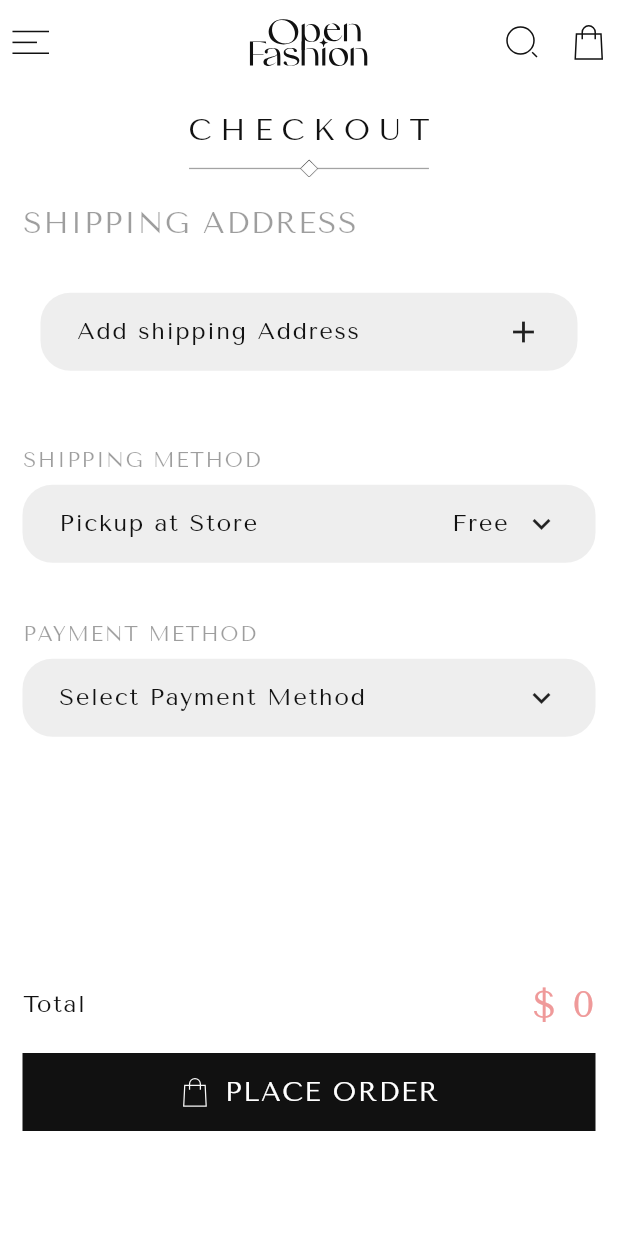
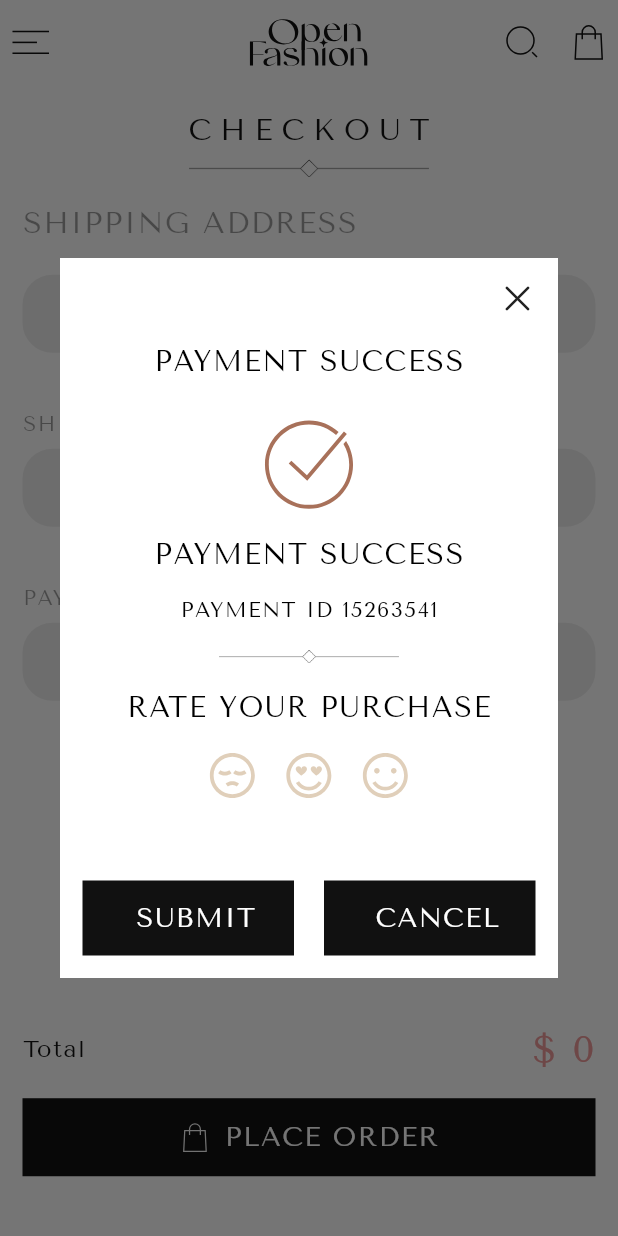
Before and after one commit to mt347429-hub/Open-Fashion, a Flutter app: the PlaceOrder screen opened directly with empty values, after a tap on "PLACE ORDER", on a phone screen of 412 x 824 dp. Run offline on Flutter 3.47's test engine with Material 3 defaults, Android fonts, the phone set to English and light mode, and no system bars; our stand-ins replace flutter_credit_card, flutter_svg, gap, ionicons.

Commit message:
added add_card and custom_dialog files and updated screens

```diff
--- a/lib/screens/check_out.dart
+++ b/lib/screens/check_out.dart
@@ -48,7 +48,7 @@ class _CheckOutState extends State<CheckOut> {
                 setState(() {
                   sQuantity=v;
                 });
-              } ,
+              }, qty: sQuantity ,
             ),
             promo(),
             Spacer(),
--- a/lib/screens/place_order.dart
+++ b/lib/screens/place_order.dart
@@ -1,12 +1,16 @@
 import 'package:flutter/material.dart';
+import 'package:flutter_svg/flutter_svg.dart';
 import 'package:gap/gap.dart';
 import 'package:master_ui3/core/colors.dart';
 import 'package:master_ui3/core/custom_text.dart';
 import 'package:master_ui3/screens/add_address.dart';
+import 'package:master_ui3/screens/add_card.dart';
 import 'package:master_ui3/widgets/customer_appbar.dart';
 import 'package:master_ui3/widgets/header.dart';
 
+import '../widgets/cart_widget.dart';
 import '../widgets/custom_button.dart';
+import '../widgets/custom_diaolge.dart';
 
 class PlaceOrder extends StatefulWidget {
   const PlaceOrder({
@@ -29,9 +33,16 @@ class PlaceOrder extends StatefulWidget {
   State<PlaceOrder> createState() => _PlaceOrderState();
 }
 
+class _PlaceOrderState extends State<PlaceOrder> {
+  ///address
+  late int selectedQty;
+  @override
+  void initState() {
+    selectedQty = widget.qty;
+    super.initState();
+  }
+
   dynamic _savedAddress;
-
-class _PlaceOrderState extends State<PlaceOrder> {
   void _editAddress() async {
     final newAddress = await Navigator.push(
       context,
@@ -55,17 +66,38 @@ class _PlaceOrderState extends State<PlaceOrder> {
     }
   }
 
+  ///card
+  dynamic _savedCard;
+  void _openCard() async {
+    final cardDate = await Navigator.push(
+      context,
+      MaterialPageRoute(
+        builder: (context) {
+          return AddCard();
+        },
+      ),
+    );
+    if (cardDate != null) {
+      setState(() {
+        _savedCard = cardDate;
+      });
+    }
+  }
+
   @override
   Widget build(BuildContext context) {
     return Scaffold(
       appBar: CustomerAppbar(isblackk: false),
       body: Padding(
         padding: const EdgeInsets.symmetric(horizontal: 15),
+        child: SingleChildScrollView(
           child: Column(
             crossAxisAlignment: CrossAxisAlignment.start,
             children: [
               Header(title: "Checkout"),
-            CustomText(
+              _savedCard != null && _savedAddress != null
+                  ? SizedBox.shrink()
+                  : CustomText(
                       text: "Shipping Address".toUpperCase(),
                       color: Colors.black38,
                       size: 20,
@@ -73,9 +105,7 @@ class _PlaceOrderState extends State<PlaceOrder> {
               Gap(15),
 
               ///Address flow
-            Padding(
-              padding: const EdgeInsets.all(12.0),
-              child: Column(
+              Column(
                 crossAxisAlignment: CrossAxisAlignment.start,
                 children: [
                   _savedAddress != null
@@ -88,7 +118,8 @@ class _PlaceOrderState extends State<PlaceOrder> {
                                 children: [
                                   CustomText(
                                     text:
-                                        "${_savedAddress["first"] + _savedAddress["last"]}"
+                                        "${_savedAddress['first']} ${_savedAddress['last']}"
+                                            .toUpperCase()
                                             .toUpperCase(),
                                     color: Colors.black,
                                     size: 20,
@@ -133,32 +164,85 @@ class _PlaceOrderState extends State<PlaceOrder> {
                       : SizedBox.shrink(),
                 ],
               ),
-            ),
               Gap(40),
 
               ///Shipping method
-            CustomText(
+              _savedCard != null && _savedAddress != null
+                  ? SizedBox.shrink()
+                  : CustomText(
                       text: "Shipping Method".toUpperCase(),
                       color: Colors.black38,
                       size: 14,
                     ),
               Gap(10),
-            buildContainer("Pickup at Store", Icons.keyboard_arrow_down, true),
+              _savedCard != null && _savedAddress != null
+                  ? SizedBox.shrink()
+                  : buildContainer(
+                      "Pickup at Store",
+                      Icons.keyboard_arrow_down,
+                      true,
+                    ),
 
               /// payment Method
               Gap(40),
-            CustomText(
+              _savedCard != null && _savedAddress != null
+                  ? SizedBox.shrink()
+                  : CustomText(
                       text: "Payment Method".toUpperCase(),
                       color: Colors.black38,
                       size: 14,
                     ),
               Gap(10),
-            buildContainer(
+              _savedCard != null
+                  ? Column(
+                      children: [
+                        Divider(color: Colors.grey.shade300),
+                        Gap(20),
+                        Row(
+                          children: [
+                            SvgPicture.asset(
+                              "assets/svgs/Mastercard.svg",
+                              width: 40,
+                            ),
+                            Gap(10),
+                            CustomText(
+                              text: "Master Card ending with",
+                              color: Colors.black,
+                            ),
+                            Gap(10),
+                            CustomText(
+                              text:
+                                  "••••${_savedCard['number'].toString().substring(_savedCard['number'].length - 2)}",
+                              color: Colors.black,
+                            ),
+                            Spacer(),
+                            Icon(Icons.keyboard_arrow_right),
+                          ],
+                        ),
+                        Divider(color: Colors.grey.shade300),
+                        Gap(20),
+                      ],
+                    )
+                  : GestureDetector(
+                      onTap: _openCard,
+                      child: buildContainer(
                         "Select Payment Method",
                         Icons.keyboard_arrow_down,
                         false,
                       ),
-            Spacer(),
+                    ),
+              _savedCard != null && _savedAddress != null
+                  ? CartWidget(
+                      image: widget.image,
+                      name: widget.name,
+                      descp: widget.desp,
+                      price: widget.price,
+                      qty: widget.qty,
+                      onChanged: (qty) => setState(() => selectedQty = qty),
+                    )
+                  : SizedBox.shrink(),
+
+              Gap(220),
               Row(
                 mainAxisAlignment: MainAxisAlignment.spaceBetween,
                 children: [
@@ -171,10 +255,21 @@ class _PlaceOrderState extends State<PlaceOrder> {
                 ],
               ),
               Gap(20),
-            Button(isSvgg: true, title: "Place Order", onTap: () {}),
+              Button(isSvgg: true, title: "Place Order", onTap: () {
+                showDialog(
+                    context: context,
+                    barrierDismissible: false,
+                    builder: (context) {
+                      return Dialog(
+                        child: CustomDailog(),
+                      );
+                    }
+                );
 
-            Gap(70),
+
+              }),
             ],
+          ),
         ),
       ),
     );
--- /dev/null
+++ b/lib/widgets/custom_diaolge.dart
@@ -0,0 +1,104 @@
+import 'package:flutter/cupertino.dart';
+import 'package:flutter/material.dart';
+import 'package:flutter_svg/svg.dart';
+import 'package:gap/gap.dart';
+
+import '../core/custom_text.dart';
+import 'custom_button.dart';
+
+class CustomDailog extends StatelessWidget {
+  const CustomDailog({super.key});
+
+  @override
+  Widget build(BuildContext context) {
+    return Container(
+      color: Colors.white,
+      width: double.infinity,
+      height: 480,
+      child: Padding(
+        padding: const EdgeInsets.all(15.0),
+        child: Column(
+          mainAxisSize: MainAxisSize.max,
+          children: [
+            GestureDetector(
+              child: Align(
+                alignment: Alignment.centerRight,
+                child: Icon(CupertinoIcons.clear),
+              ),
+              onTap: () => Navigator.pop(context),
+            ),
+            Gap(20),
+            CustomText(
+              text: "Payment success".toUpperCase(),
+              color: Colors.black,
+              size: 19,
+            ),
+            Gap(30),
+            SvgPicture.asset("assets/pop/done.svg", width: 60),
+            Gap(20),
+            CustomText(
+              text: "Payment success".toUpperCase(),
+              color: Colors.black,
+              size: 19,
+            ),
+            Gap(20),
+            CustomText(
+              text: "Payment ID 15263541".toUpperCase(),
+              color: Colors.black,
+              size: 14,
+            ),
+            Gap(20),
+            Image.asset(
+              "assets/svgs/line.png",
+              color: Colors.black,
+              width: 120,
+            ),
+            Gap(20),
+            CustomText(
+              text: "Rate your purchase".toUpperCase(),
+              color: Colors.black,
+              size: 19,
+            ),
+            Gap(20),
+            Row(
+              mainAxisAlignment: MainAxisAlignment.center,
+              children: [
+                SvgPicture.asset("assets/pop/emogi1.svg"),
+                Gap(20),
+                SvgPicture.asset("assets/pop/emogi2.svg"),
+                Gap(20),
+                SvgPicture.asset("assets/pop/emogi3.svg"),
+              ],
+            ),
+            Spacer(),
+            Row(
+              children: [
+                Expanded(
+                  child: Button(
+                    isSvgg: false,
+                    title: "Submit",
+                    onTap: () {
+                      Navigator.pop(context);
+                      Navigator.pop(context);
+                      Navigator.pop(context);
+                    },
+                  ),
+                ),
+                Gap(20),
+                Expanded(
+                  child: Button(
+                    isSvgg: false,
+                    title: "Cancel",
+                    onTap: () {
+                      Navigator.pop(context);
+                    },
+                  ),
+                ),
+              ],
+            ),
+          ],
+        ),
+      ),
+    );
+  }
+}
--- a/pubspec.yaml
+++ b/pubspec.yaml
@@ -37,6 +37,7 @@ dependencies:
   flutter_svg: ^2.2.1
   gap: ^3.0.1
   ionicons: ^0.2.2
+  flutter_credit_card: ^4.1.0
 
 dev_dependencies:
   flutter_test:
```
Also changed, not shown: lib/screens/add_card.dart (added, +94 -0 lines), lib/widgets/cart_widget.dart (+9 -2 lines), pubspec.lock. Lines whose indentation alone changed are shown as unchanged.
